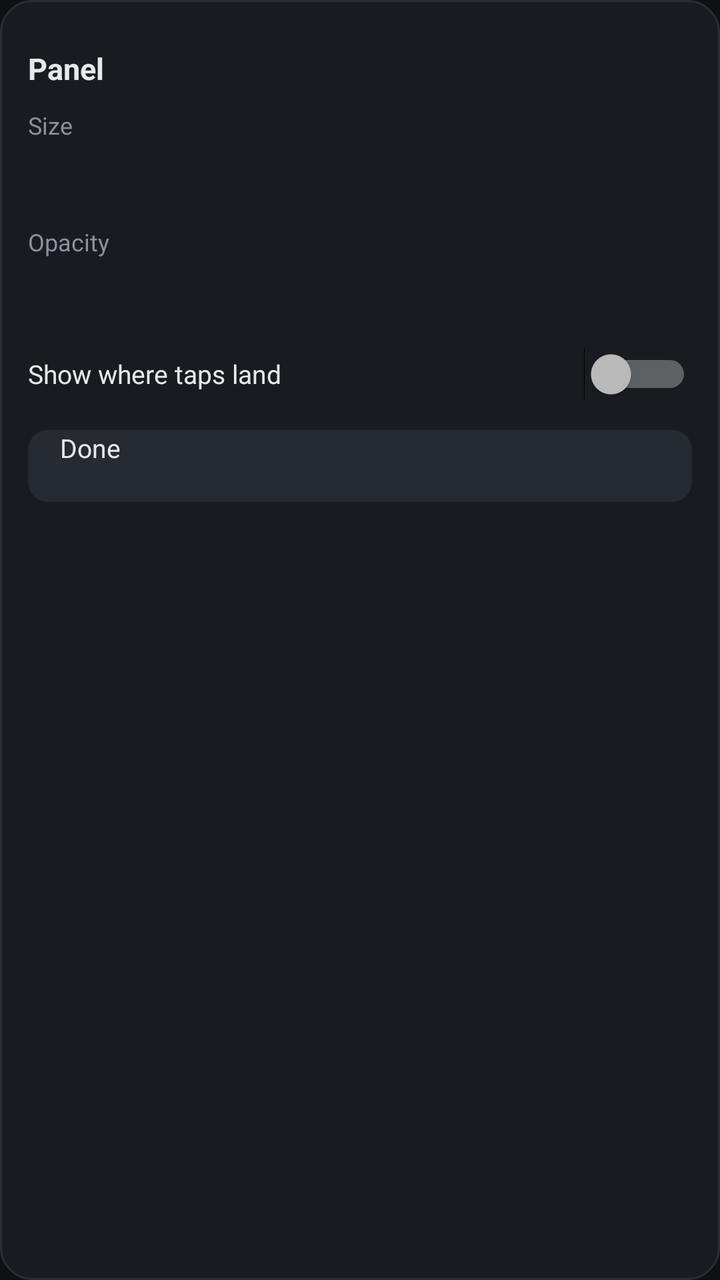
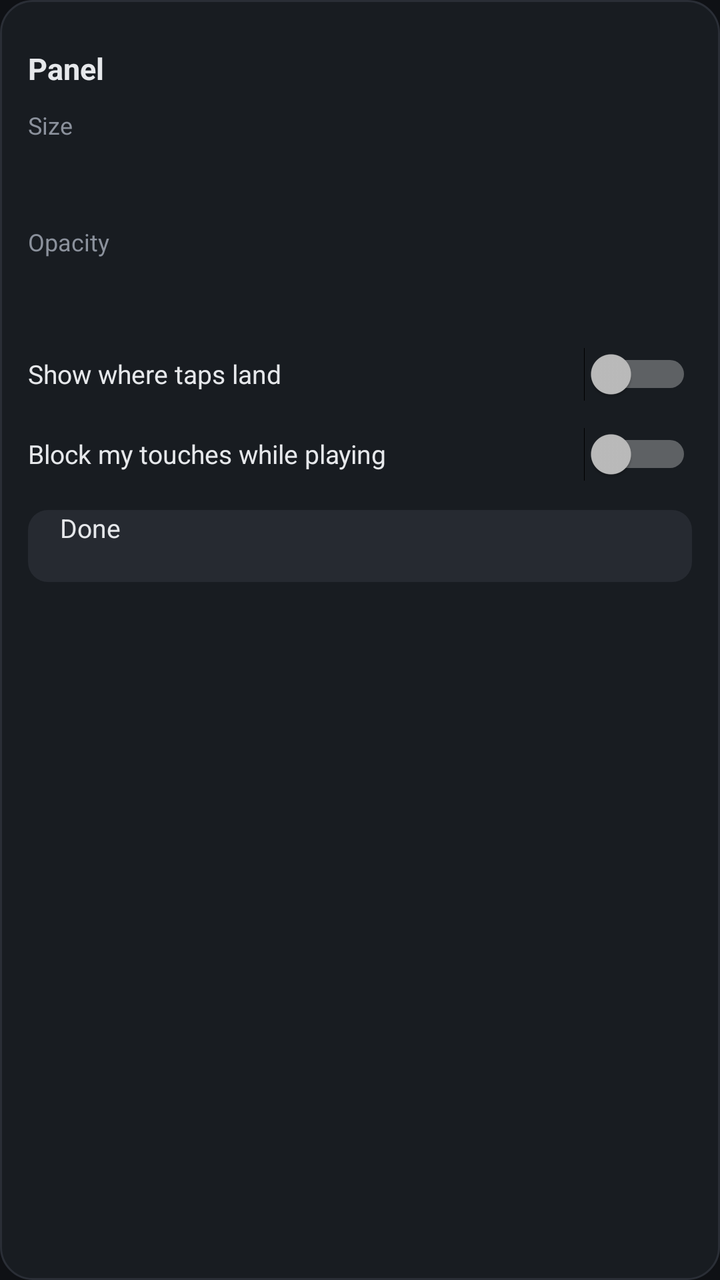

An Android layout rendered at two revisions. The XML below is the earlier revision; the diff shows what the commit changed to produce the second picture.
<!-- AndroidManifest.xml: application theme AppTheme -->
<!-- res/layout/panel_settings.xml -->
<?xml version="1.0" encoding="utf-8"?>
<LinearLayout xmlns:android="http://schemas.android.com/apk/res/android"
    android:layout_width="220dp"
    android:layout_height="wrap_content"
    android:background="@drawable/panel_bg"
    android:orientation="vertical"
    android:padding="14dp">

    <LinearLayout
        android:id="@+id/macro_box"
        android:layout_width="match_parent"
        android:layout_height="wrap_content"
        android:layout_marginBottom="10dp"
        android:orientation="vertical" />

    <TextView
        android:layout_width="wrap_content"
        android:layout_height="wrap_content"
        android:text="Panel"
        android:textColor="@color/text"
        android:textSize="15sp"
        android:textStyle="bold" />

    <TextView
        android:id="@+id/size_label"
        style="@style/Label"
        android:text="Size" />

    <SeekBar
        android:id="@+id/size"
        android:layout_width="match_parent"
        android:layout_height="32dp"
        android:max="10" />

    <TextView
        android:id="@+id/opacity_label"
        style="@style/Label"
        android:text="Opacity" />

    <SeekBar
        android:id="@+id/opacity"
        android:layout_width="match_parent"
        android:layout_height="32dp"
        android:max="14" />

    <Switch
        android:id="@+id/indicators"
        android:layout_width="match_parent"
        android:layout_height="40dp"
        android:layout_marginTop="6dp"
        android:text="Show where taps land"
        android:textColor="@color/text"
        android:textSize="13sp" />

    <Button
        android:id="@+id/done"
        style="@style/Btn"
        android:layout_width="match_parent"
        android:layout_height="36dp"
        android:layout_marginTop="8dp"
        android:text="Done"
        android:textSize="13sp" />
</LinearLayout>
<!-- resources referenced by this layout -->
<resources>
  <color name="text">#E6E8EB</color>
  <!-- drawable panel_bg (drawable) -->
  <?xml version="1.0" encoding="utf-8"?>
  <shape xmlns:android="http://schemas.android.com/apk/res/android" android:shape="rectangle">
      <solid android:color="#E61A1D23" />
      <stroke android:width="1dp" android:color="@color/line" />
      <corners android:radius="16dp" />
  </shape>
  <style name="Btn">
          <item name="android:layout_width">wrap_content</item>
          <item name="android:layout_height">40dp</item>
          <item name="android:background">@drawable/btn</item>
          <item name="android:textColor">@color/text</item>
          <item name="android:textAllCaps">false</item>
          <item name="android:textSize">14sp</item>
          <item name="android:paddingStart">16dp</item>
          <item name="android:paddingEnd">16dp</item>
          <item name="android:minWidth">0dp</item>
          <item name="android:stateListAnimator">@null</item>
      </style>
  <style name="Label">
          <item name="android:layout_width">wrap_content</item>
          <item name="android:layout_height">wrap_content</item>
          <item name="android:textColor">@color/muted</item>
          <item name="android:textSize">12sp</item>
          <item name="android:layout_marginTop">10dp</item>
      </style>
  <style name="AppTheme" parent="@android:style/Theme.Material.NoActionBar">
          <item name="android:colorPrimary">@color/bg</item>
          <item name="android:colorPrimaryDark">@color/bg</item>
          <item name="android:colorAccent">@color/accent</item>
          <item name="android:windowBackground">@color/bg</item>
          <item name="android:statusBarColor">@color/bg</item>
          <item name="android:navigationBarColor">@color/bg</item>
          <item name="android:textColorPrimary">@color/text</item>
          <item name="android:textColorSecondary">@color/muted</item>
          <item name="android:alertDialogTheme">@style/DialogTheme</item>
      </style>
  <color name="line">#2A2E36</color>
  <!-- drawable btn (drawable) -->
  <?xml version="1.0" encoding="utf-8"?>
  <ripple xmlns:android="http://schemas.android.com/apk/res/android" android:color="#33FFFFFF">
      <item>
          <shape android:shape="rectangle">
              <solid android:color="#262A31" />
              <corners android:radius="10dp" />
          </shape>
      </item>
  </ripple>
  <color name="muted">#8B919C</color>
  <color name="bg">#0F1115</color>
  <color name="accent">#5AA9FF</color>
  <style name="DialogTheme" parent="@android:style/Theme.Material.Dialog.Alert">
          <item name="android:colorAccent">@color/accent</item>
          <item name="android:background">@color/card</item>
      </style>
  <color name="card">#1A1D23</color>
</resources>

<!-- the commit's change to res/layout/panel_settings.xml (unified diff, before → after) -->
@@ -52,6 +52,14 @@
         android:textColor="@color/text"
         android:textSize="13sp" />
 
+    <Switch
+        android:id="@+id/block_touch"
+        android:layout_width="match_parent"
+        android:layout_height="40dp"
+        android:text="Block my touches while playing"
+        android:textColor="@color/text"
+        android:textSize="13sp" />
+
     <Button
         android:id="@+id/done"
         style="@style/Btn"
